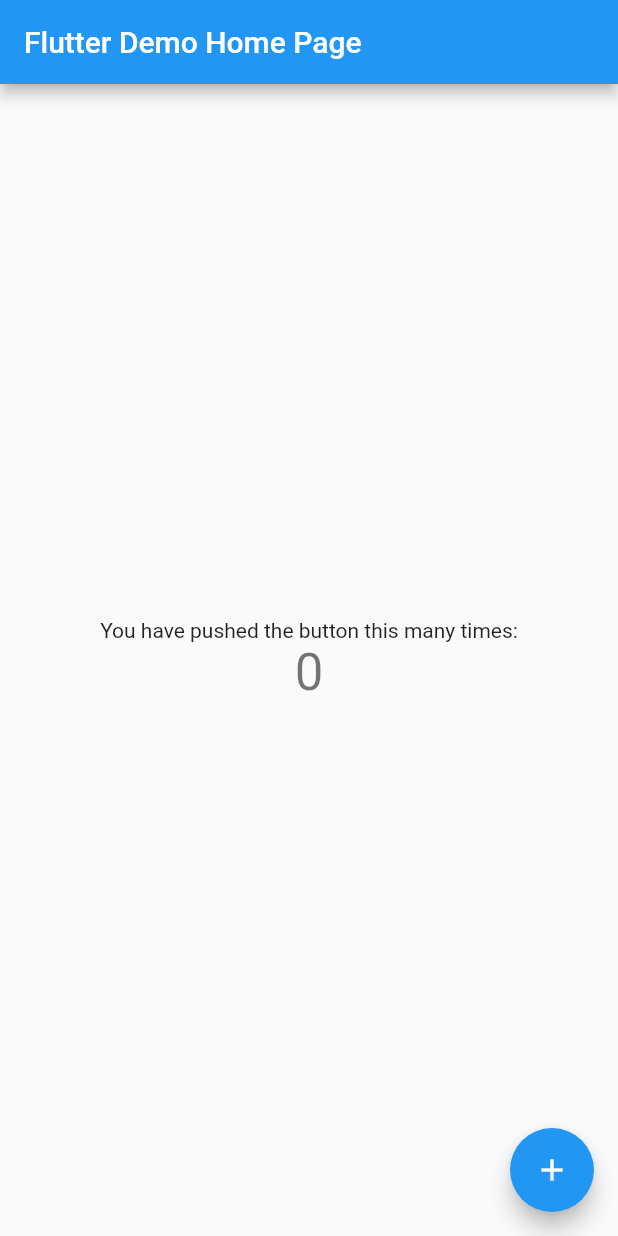
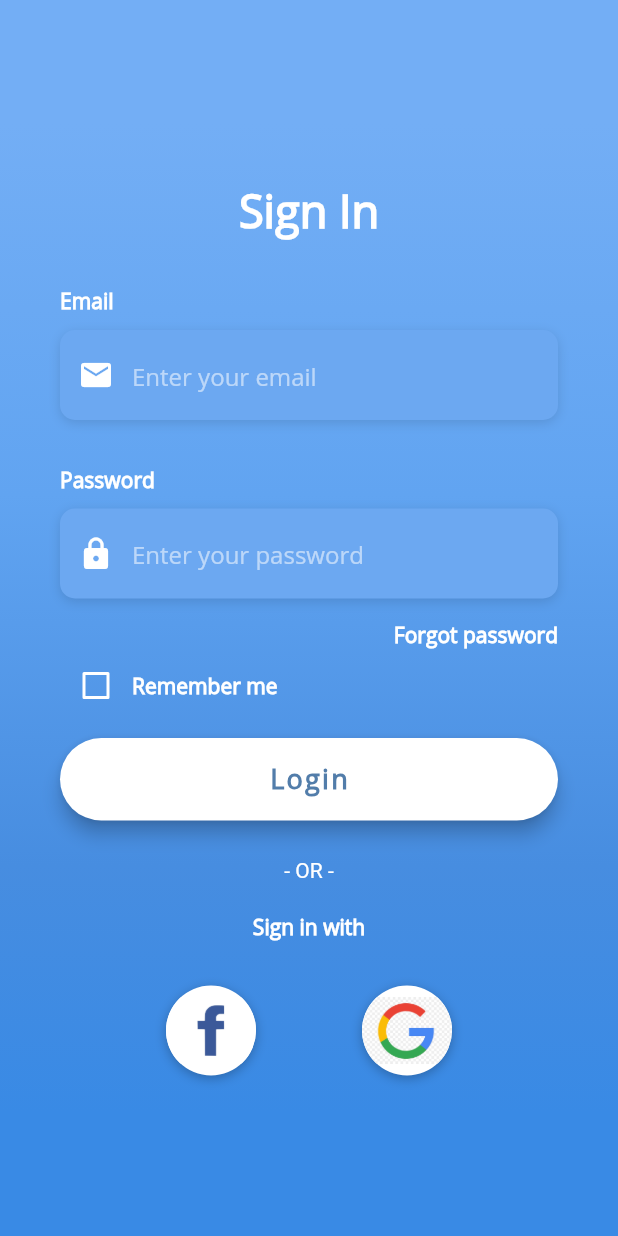
Before and after one commit to RaynaldiST/flutter_lesson, a Flutter app: the screen it shows after launch, on a phone screen of 412 x 824 dp. Run offline on Flutter 3.47's test engine with Material 2 defaults, Android fonts, the phone set to English and light mode, and no system bars.

Commit message:
Update: Login Lesson 2

```diff
--- a/lesson_2/lib/main.dart
+++ b/lesson_2/lib/main.dart
@@ -1,64 +1,19 @@
 import 'package:flutter/material.dart';
+import 'package:lesson2/views/Login.dart';
 
-void main() => runApp(MyApp());
+void main() => runApp(MainPage());
 
-class MyApp extends StatelessWidget {
-  // This widget is the root of your application.
+class MainPage extends StatefulWidget {
+  @override
+  _MainPageState createState() => _MainPageState();
+}
+
+class _MainPageState extends State<MainPage> {
   @override
   Widget build(BuildContext context) {
     return MaterialApp(
-      title: 'Flutter Demo',
-      theme: ThemeData(
-        primarySwatch: Colors.blue,
-      ),
-      home: MyHomePage(title: 'Flutter Demo Home Page'),
+      title: "Login Page Lesson",
+      home: Login(),
     );
   }
 }
-
-class MyHomePage extends StatefulWidget {
-  MyHomePage({Key key, this.title}) : super(key: key);
-
-  final String title;
-
-  @override
-  _MyHomePageState createState() => _MyHomePageState();
-}
-
-class _MyHomePageState extends State<MyHomePage> {
-  int _counter = 0;
-
-  void _incrementCounter() {
-    setState(() {
-      _counter++;
-    });
-  }
-
-  @override
-  Widget build(BuildContext context) {
-    return Scaffold(
-      appBar: AppBar(
-        title: Text(widget.title),
-      ),
-      body: Center(
-        child: Column(
-          mainAxisAlignment: MainAxisAlignment.center,
-          children: <Widget>[
-            Text(
-              'You have pushed the button this many times:',
-            ),
-            Text(
-              '$_counter',
-              style: Theme.of(context).textTheme.display1,
-            ),
-          ],
-        ),
-      ),
-      floatingActionButton: FloatingActionButton(
-        onPressed: _incrementCounter,
-        tooltip: 'Increment',
-        child: Icon(Icons.add),
-      ), // This trailing comma makes auto-formatting nicer for build methods.
-    );
-  }
-}
--- /dev/null
+++ b/lesson_2/lib/utilities/constant.dart
@@ -0,0 +1,25 @@
+import 'package:flutter/cupertino.dart';
+import 'package:flutter/material.dart';
+
+final kLabelStyle = TextStyle(
+  color: Colors.white,
+  fontWeight: FontWeight.bold,
+  fontFamily: 'OpenSans'
+);
+
+final kBoxDecorationStyle = BoxDecoration(
+  color: Color(0xFF6CA8F1),
+  borderRadius: BorderRadius.circular(10.0),
+  boxShadow: [
+    BoxShadow(
+      color: Colors.black12,
+      blurRadius: 6.0,
+      offset: Offset(0, 2),
+    ),
+  ],
+);
+
+final kHintTextStyle = TextStyle(
+  color: Colors.white54,
+  fontFamily: 'OpenSans',
+);
--- /dev/null
+++ b/lesson_2/lib/views/Login.dart
@@ -0,0 +1,276 @@
+import 'dart:math';
+
+import 'package:flutter/cupertino.dart';
+import 'package:flutter/material.dart';
+import 'package:flutter/services.dart';
+import 'package:lesson2/utilities/constant.dart';
+
+class Login extends StatefulWidget {
+  @override
+  _LoginScreenState createState() => _LoginScreenState();
+}
+
+class _LoginScreenState extends State<Login> {
+  bool _rememberMe = false;
+
+  @override
+  Widget build(BuildContext context) {
+    return Scaffold(
+      body: AnnotatedRegion<SystemUiOverlayStyle>(
+        value: SystemUiOverlayStyle.light,
+        child: GestureDetector(
+          onTap: () => FocusScope.of(context).unfocus(),
+          child: Stack(
+            children: <Widget>[
+              Container(
+                height: double.infinity,
+                width: double.infinity,
+                decoration: BoxDecoration(
+                    gradient: LinearGradient(
+                      begin: Alignment.topCenter,
+                      end: Alignment.bottomCenter,
+                      colors: [
+                        Color(0xFF73AEF5),
+                        Color(0xFF61A4F1),
+                        Color(0xFF478DE0),
+                        Color(0xFF398AE5),
+                      ],
+                      stops: [0.1, 0.4, 0.7, 0.9],
+                    )
+                ),
+              ),
+              Container(
+                height: double.infinity,
+                child: SingleChildScrollView(
+                  physics: AlwaysScrollableScrollPhysics(),
+                  padding: EdgeInsets.symmetric(
+                    horizontal: 40.0,
+                    vertical: 120.0,
+                  ),
+                  child: Column(
+                    mainAxisAlignment: MainAxisAlignment.center,
+                    children: <Widget>[
+                      Text(
+                        "Sign In",
+                        style: TextStyle(
+                            color: Colors.white,
+                            fontFamily: 'OpenSans',
+                            fontSize: 30.0,
+                            fontWeight: FontWeight.bold
+                        ),
+                      ),
+                      SizedBox(height: 30.0),
+                      _buildEmailTF(),
+                      SizedBox(height: 30.0),
+                      _buildPasswordTF(),
+                      _buildForgetPasswordBtn(),
+                      _buildRememberMeCheckbox(),
+                      _buildLoginBtn(),
+                      _buildSignInWithText(),
+                      _buildSocialBtnRow(),
+                    ],
+                  ),
+                ),
+              ),
+            ],
+          ),
+        ),
+      ),
+    );
+  }
+
+  Widget _buildEmailTF() {
+    return Column(
+      crossAxisAlignment: CrossAxisAlignment.start,
+      children: <Widget>[
+        Text(
+          "Email",
+          style: kLabelStyle,
+        ),
+        SizedBox(height: 10.0),
+        Container(
+          alignment: Alignment.centerLeft,
+          decoration: kBoxDecorationStyle,
+          height: 60.0,
+          child: TextField(
+            keyboardType: TextInputType.emailAddress,
+            style: TextStyle(color: Colors.white, fontFamily: 'OpenSans'),
+            decoration: InputDecoration(
+              border: InputBorder.none,
+              contentPadding: EdgeInsets.only(top: 14.0),
+              prefixIcon: Icon(
+                Icons.email,
+                color: Colors.white,
+              ),
+              hintText: 'Enter your email',
+              hintStyle: kHintTextStyle,
+            ),
+          ),
+        ),
+      ],
+    );
+  }
+
+  Widget _buildPasswordTF() {
+    return Column(
+      crossAxisAlignment: CrossAxisAlignment.start,
+      children: <Widget>[
+        Text(
+          'Password',
+          style: kLabelStyle,
+        ),
+        SizedBox(height: 10.0),
+        Container(
+          alignment: Alignment.centerLeft,
+          decoration: kBoxDecorationStyle,
+          height: 60.0,
+          child: TextField(
+            obscureText: true,
+            style: TextStyle(color: Colors.white, fontFamily: 'OpenSans'),
+            decoration: InputDecoration(
+              border: InputBorder.none,
+              contentPadding: EdgeInsets.only(top: 14.0),
+              prefixIcon: Icon(
+                Icons.lock,
+                color: Colors.white,
+              ),
+              hintText: 'Enter your password',
+              hintStyle: kHintTextStyle,
+            ),
+          ),
+        )
+      ],
+    );
+  }
+
+  Widget _buildRememberMeCheckbox() {
+    return Container(
+      height: 20.0,
+      child: Row(
+        children: <Widget>[
+          Theme(
+            data: ThemeData(unselectedWidgetColor: Colors.white),
+            child: Checkbox(
+              value: _rememberMe,
+              checkColor: Colors.green,
+              activeColor: Colors.white,
+              onChanged: (value) {
+                setState(() {
+                  _rememberMe = value;
+                });
+              },
+            ),
+          ),
+          Text(
+            'Remember me',
+            style: kLabelStyle,
+          ),
+        ],
+      ),
+    );
+  }
+
+  Widget _buildForgetPasswordBtn() {
+    return Container(
+      alignment: Alignment.centerRight,
+      child: FlatButton(
+        onPressed: () => print('Forgot password button pressed'),
+        padding: EdgeInsets.only(right: 0.0),
+        child: Text(
+          'Forgot password',
+          style: kLabelStyle,
+        ),
+      ),
+    );
+  }
+
+  Widget _buildLoginBtn() {
+    return Container(
+      padding: EdgeInsets.symmetric(vertical: 25.0),
+      width: double.infinity,
+      child: RaisedButton(
+        elevation: 5.0,
+        onPressed: () => print('Login button pressed'),
+        padding: EdgeInsets.all(15.0),
+        shape: RoundedRectangleBorder(
+            borderRadius: BorderRadius.circular(30.0)
+        ),
+        color: Colors.white,
+        child: Text(
+          'Login',
+          style: TextStyle(
+            color: Color(0xFF527DAA),
+            letterSpacing: 1.5,
+            fontSize: 18.0,
+            fontWeight: FontWeight.bold,
+            fontFamily: 'OpenSans',
+          ),
+        ),
+      ),
+    );
+  }
+
+  Widget _buildSignInWithText() {
+    return Column(
+      children: <Widget>[
+        Text(
+          '- OR -',
+          style: TextStyle(
+            color: Colors.white,
+            fontWeight: FontWeight.w400,
+          ),
+        ),
+        SizedBox(height: 20.0),
+        Text(
+          'Sign in with',
+          style: kLabelStyle,
+        )
+      ],
+    );
+  }
+
+  Widget _buildSocialBtnRow() {
+    return Padding(
+      padding: EdgeInsets.symmetric(vertical: 30.0),
+      child: Row(
+        mainAxisAlignment: MainAxisAlignment.spaceEvenly,
+        children: <Widget>[
+          _buildSocialBtn(
+              () => print('Login with facebook'),
+            AssetImage('assets/logos/facebook.jpg')
+          ),
+          _buildSocialBtn(
+              () => print('Login with google'),
+            AssetImage('assets/logos/google.jpg')
+          ),
+        ],
+      ),
+    );
+  }
+
+  Widget _buildSocialBtn(Function onTap, AssetImage logo) {
+    return GestureDetector(
+      onTap: onTap,
+      child: Container(
+        height: 60.0,
+        width: 60.0,
+        decoration: BoxDecoration(
+          shape: BoxShape.circle,
+          color: Colors.white,
+          boxShadow: [
+            BoxShadow(
+              color: Colors.black26,
+              offset: Offset(0, 2),
+              blurRadius: 6.0,
+            ),
+          ],
+          image: DecorationImage(
+            image: logo,
+          ),
+        ),
+      ),
+    );
+  }
+
+
+}
```
Also changed, not shown: lesson_2/pubspec.yaml (+8 -36 lines), lesson_2/assets/fonts/OpenSans.ttf (added), lesson_2/assets/logos/facebook.jpg (added), lesson_2/assets/logos/google.jpg (added).
